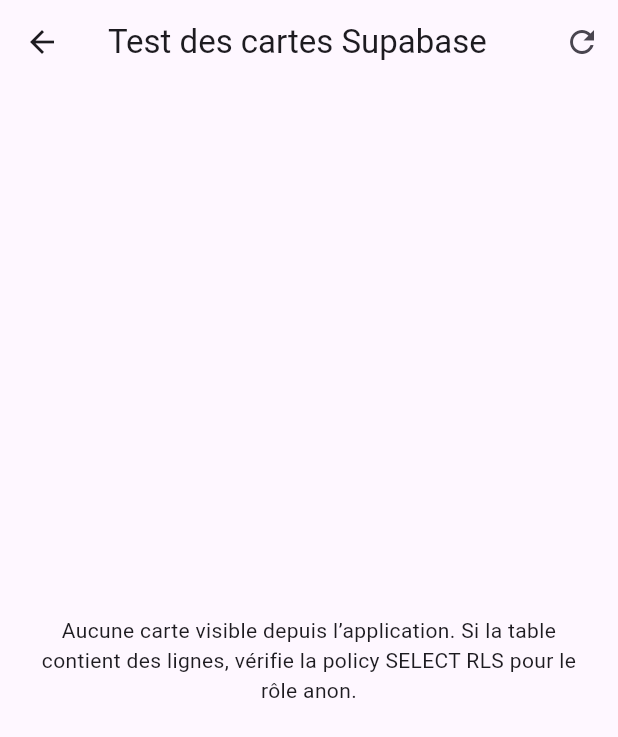
After one commit to DrazoxDev/Luminescence, a Flutter app: the CardsTestPage screen opened directly, after a tap on the "refresh" icon, on a phone screen of 412 x 824 dp. The commit adds this screen. Shown: the top 737 px of the screen. Run offline on Flutter 3.47's test engine with Material 3 defaults, Android fonts, the phone set to English and light mode, and no system bars; our stand-ins replace flutter_layout_grid, supabase_flutter; accounts and stored records are empty.

Commit message:
test de supa base

```diff
--- /dev/null
+++ b/lib/Assets/cartes_fantasy.csv
@@ -0,0 +1,16 @@
+name,attack,life,rarity,description
+Loup des Brumes,120,300,1,Un loup agile qui rôde dans les forêts embrumées.
+Gobelin Éclaireur,180,220,1,"Petit mais rapide, il attaque avant que l'ennemi ne réagisse."
+Gardien de Pierre,90,650,2,Un colosse de pierre qui protège les anciennes ruines.
+Mage des Cendres,260,350,2,Manipule les flammes grises pour consumer ses adversaires.
+Chevalier du Crépuscule,340,600,3,"Un chevalier lié à une magie obscure, redoutable au combat."
+Harpyie des Tempêtes,420,380,3,Ses ailes déclenchent des rafales capables de renverser ses ennemis.
+Dragon Rouge,700,900,4,Un dragon ancien dont le souffle embrase des vallées entières.
+Reine Spectrale,550,750,4,"Une souveraine morte depuis des siècles, revenue commander les ombres."
+"Fenrir, Dévoreur",950,1200,5,La bête prophétique dont les chaînes ne pourront retenir la puissance.
+Archange de l'Aube,850,1500,5,Un être lumineux qui descend du ciel pour protéger les mondes menacés.
+Assassin Silencieux,500,280,2,Un maître de l'ombre qui frappe avec précision et disparaît aussitôt.
+Troll des Marais,240,800,2,Une créature massive qui régénère ses blessures dans les eaux sombres.
+Démon des Abysses,650,500,4,"Un démon venu des profondeurs, nourri par la peur de ses victimes."
+Phénix Éternel,600,700,5,Il renaît de ses cendres à chaque fois que sa flamme s'éteint.
+Rôdeur Sylvestre,300,450,2,Un protecteur des bois qui ne manque jamais sa cible.
--- /dev/null
+++ b/lib/Cartes/card_data.dart
@@ -0,0 +1,42 @@
+class GameCardData {
+  const GameCardData({
+    required this.name,
+    required this.attack,
+    required this.life,
+    required this.rarity,
+    required this.description,
+  });
+
+  final String name;
+  final int attack;
+  final int life;
+  final int rarity;
+  final String description;
+
+  factory GameCardData.fromMap(Map<String, dynamic> row) {
+    return GameCardData(
+      name: _requiredString(row, 'name'),
+      attack: _requiredInt(row, 'attack'),
+      life: _requiredInt(row, 'life'),
+      rarity: _requiredInt(row, 'rarity'),
+      description: _requiredString(row, 'description'),
+    );
+  }
+
+  static String _requiredString(Map<String, dynamic> row, String column) {
+    final value = row[column];
+    if (value is String) return value;
+    throw FormatException('La colonne "$column" doit contenir du texte.');
+  }
+
+  static int _requiredInt(Map<String, dynamic> row, String column) {
+    final value = row[column];
+    if (value is int) return value;
+    if (value is num) return value.toInt();
+    if (value is String) {
+      final parsed = int.tryParse(value);
+      if (parsed != null) return parsed;
+    }
+    throw FormatException('La colonne "$column" doit contenir un entier.');
+  }
+}
--- /dev/null
+++ b/lib/Collections/cards_test_page.dart
@@ -0,0 +1,123 @@
+import 'package:flutter/material.dart';
+import 'package:supabase_flutter/supabase_flutter.dart';
+
+import '../Cartes/Card.dart' as game_cards;
+import '../Cartes/card_data.dart';
+
+class CardsTestPage extends StatefulWidget {
+  const CardsTestPage({super.key});
+
+  @override
+  State<CardsTestPage> createState() => _CardsTestPageState();
+}
+
+class _CardsTestPageState extends State<CardsTestPage> {
+  late Future<List<GameCardData>> _cardsFuture;
+
+  @override
+  void initState() {
+    super.initState();
+    _cardsFuture = _loadCards();
+  }
+
+  Future<List<GameCardData>> _loadCards() async {
+    final rows = await Supabase.instance.client
+        .from('Card')
+        .select('name, attack, life, rarity, description')
+        .order('rarity')
+        .limit(50);
+
+    return rows
+        .map((row) => GameCardData.fromMap(Map<String, dynamic>.from(row)))
+        .toList(growable: false);
+  }
+
+  void _reloadCards() {
+    setState(() {
+      _cardsFuture = _loadCards();
+    });
+  }
+
+  @override
+  Widget build(BuildContext context) {
+    return Scaffold(
+      appBar: AppBar(
+        title: const Text('Test des cartes Supabase'),
+        actions: [
+          IconButton(
+            onPressed: _reloadCards,
+            tooltip: 'Recharger les cartes',
+            icon: const Icon(Icons.refresh),
+          ),
+        ],
+      ),
+      body: FutureBuilder<List<GameCardData>>(
+        future: _cardsFuture,
+        builder: (context, snapshot) {
+          if (snapshot.connectionState == ConnectionState.waiting) {
+            return const Center(child: CircularProgressIndicator());
+          }
+
+          if (snapshot.hasError) {
+            return Center(
+              child: Padding(
+                padding: const EdgeInsets.all(24),
+                child: Column(
+                  mainAxisSize: MainAxisSize.min,
+                  children: [
+                    const Icon(Icons.error_outline, size: 40),
+                    const SizedBox(height: 12),
+                    const Text(
+                      'Impossible de charger les cartes depuis Supabase.',
+                      textAlign: TextAlign.center,
+                    ),
+                    const SizedBox(height: 8),
+                    SelectableText(
+                      '${snapshot.error}',
+                      textAlign: TextAlign.center,
+                    ),
+                    const SizedBox(height: 16),
+                    FilledButton.icon(
+                      onPressed: _reloadCards,
+                      icon: const Icon(Icons.refresh),
+                      label: const Text('Réessayer'),
+                    ),
+                  ],
+                ),
+              ),
+            );
+          }
+
+          final cards = snapshot.data!;
+          if (cards.isEmpty) {
+            return const Center(
+              child: Padding(
+                padding: EdgeInsets.all(24),
+                child: Text(
+                  'Aucune carte visible depuis l’application. '
+                  'Si la table contient des lignes, vérifie la policy SELECT '
+                  'RLS pour le rôle anon.',
+                  textAlign: TextAlign.center,
+                ),
+              ),
+            );
+          }
+
+          return GridView.builder(
+            padding: const EdgeInsets.all(16),
+            gridDelegate: const SliverGridDelegateWithMaxCrossAxisExtent(
+              maxCrossAxisExtent: 300,
+              mainAxisSpacing: 16,
+              crossAxisSpacing: 16,
+              childAspectRatio: 0.68,
+            ),
+            itemCount: cards.length,
+            itemBuilder: (context, index) {
+              return game_cards.GameCard(card: cards[index]);
+            },
+          );
+        },
+      ),
+    );
+  }
+}
```
Also changed, not shown: lib/Cartes/Card.dart (+90 -28 lines), 1 other file.
